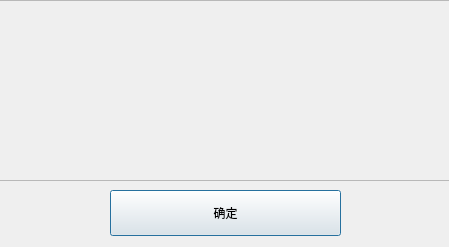
hdugsq/test1, file untitled.ui: the form before one commit.
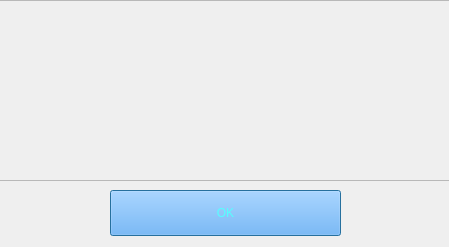
The form after the commit.

```diff
--- a/untitled.ui
+++ b/untitled.ui
@@ -22,8 +22,12 @@
      <height>46</height>
     </rect>
    </property>
+   <property name="styleSheet">
+    <string notr="true">background-color: rgb(85, 170, 255);
+color: rgb(85, 255, 255);</string>
+   </property>
    <property name="text">
-    <string>确定</string>
+    <string>OK</string>
    </property>
   </widget>
   <widget class="QScrollArea" name="scrollArea">
```
